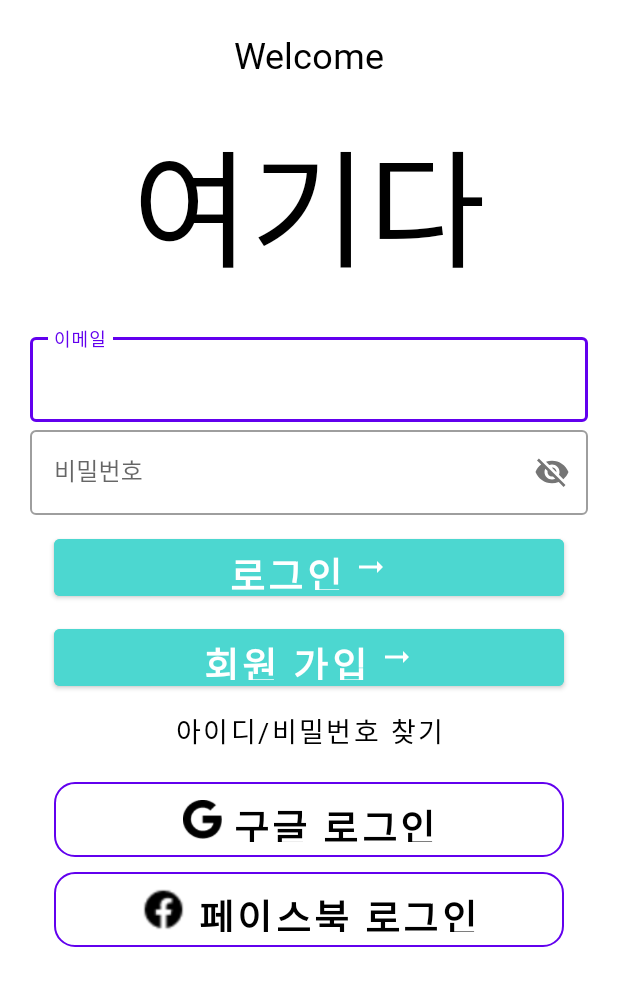
After one commit to LeeJaeHyeon05/HERE, an Android app: the layout activity_login.xml on its own in the app's theme, with its tools: preview values and no code run, on a phone screen of 412 x 824 dp. The commit adds this screen. Shown: the top 986 px of the screen. Run offline under Robolectric (Android 15) with nearby library versions, the phone set to English and light mode, and no system bars.

Commit message:
loginPage

```diff
--- a/app/build.gradle
+++ b/app/build.gradle
@@ -33,6 +33,8 @@ android {
 
 dependencies {
 
+    implementation 'com.google.android.material:material:1.5.0'
+
     implementation 'androidx.core:core-ktx:1.7.0'
     implementation 'androidx.appcompat:appcompat:1.4.1'
     implementation 'com.google.android.material:material:1.5.0'
--- a/app/src/main/AndroidManifest.xml
+++ b/app/src/main/AndroidManifest.xml
@@ -9,7 +9,11 @@
         android:roundIcon="@mipmap/ic_launcher_round"
         android:supportsRtl="true"
         android:theme="@style/Theme.HERE">
-        <activity android:name=".SplashActivity"
+        <activity
+            android:name=".LoginActivity"
+            android:exported="false" />
+        <activity
+            android:name=".SplashActivity"
             android:exported="true">
             <intent-filter>
                 <action android:name="android.intent.action.MAIN" />
@@ -17,11 +21,9 @@
                 <category android:name="android.intent.category.LAUNCHER" />
             </intent-filter>
         </activity>
-
         <activity
             android:name=".MainActivity"
-            android:exported="true"/>
-
+            android:exported="true" />
     </application>
 
 </manifest>
--- /dev/null
+++ b/app/src/main/java/com/example/here/LoginActivity.kt
@@ -0,0 +1,11 @@
+package com.example.here
+
+import androidx.appcompat.app.AppCompatActivity
+import android.os.Bundle
+
+class LoginActivity : AppCompatActivity() {
+    override fun onCreate(savedInstanceState: Bundle?) {
+        super.onCreate(savedInstanceState)
+        setContentView(R.layout.activity_login)
+    }
+}
--- a/app/src/main/java/com/example/here/SplashActivity.kt
+++ b/app/src/main/java/com/example/here/SplashActivity.kt
@@ -11,7 +11,7 @@ class SplashActivity : AppCompatActivity() {
         super.onCreate(savedInstanceState)
         setContentView(R.layout.activity_splash)
         Handler(Looper.getMainLooper()).postDelayed({
-            startActivity(Intent(this, MainActivity::class.java))
+            startActivity(Intent(this, LoginActivity::class.java))
             finish()
         }, DURATION)
     }
--- /dev/null
+++ b/app/src/main/res/drawable/ic_baseline_arrow_right_alt_24.xml
@@ -0,0 +1,11 @@
+<vector xmlns:android="http://schemas.android.com/apk/res/android"
+    android:width="24dp"
+    android:height="24dp"
+    android:viewportWidth="24"
+    android:viewportHeight="24"
+    android:tint="?attr/colorControlNormal"
+    android:autoMirrored="true">
+  <path
+      android:fillColor="@android:color/white"
+      android:pathData="M16.01,11H4v2h12.01v3L20,12l-3.99,-4z"/>
+</vector>
--- /dev/null
+++ b/app/src/main/res/drawable/loginbtn_background.xml
@@ -0,0 +1,13 @@
+<?xml version="1.0" encoding="utf-8"?>
+<shape xmlns:android="http://schemas.android.com/apk/res/android">
+
+    <stroke
+        android:width="1dp"
+        android:color="@color/black"/>
+
+    <solid
+        android:color="#00DFFFFF"/>
+
+    <corners
+        android:radius="13dp"/>
+</shape>
--- /dev/null
+++ b/app/src/main/res/layout/activity_login.xml
@@ -0,0 +1,151 @@
+<?xml version="1.0" encoding="utf-8"?>
+<androidx.constraintlayout.widget.ConstraintLayout xmlns:android="http://schemas.android.com/apk/res/android"
+    xmlns:app="http://schemas.android.com/apk/res-auto"
+    xmlns:tools="http://schemas.android.com/tools"
+    android:layout_width="match_parent"
+    android:layout_height="match_parent"
+    tools:context=".LoginActivity">
+
+
+    <TextView
+        android:id="@+id/loginWelcomeText"
+        android:layout_width="wrap_content"
+        android:layout_height="wrap_content"
+        android:layout_marginTop="20dp"
+        android:fontFamily="@font/black_han_sans"
+        android:text="@string/loginWelcomeText"
+        android:textColor="@color/black"
+        android:textSize="24sp"
+        app:layout_constraintEnd_toEndOf="parent"
+        app:layout_constraintStart_toStartOf="parent"
+        app:layout_constraintTop_toTopOf="parent" />
+
+    <TextView
+        android:id="@+id/loginAppNameText"
+        android:layout_width="wrap_content"
+        android:layout_height="wrap_content"
+        android:layout_marginTop="20dp"
+        android:fontFamily="@font/black_han_sans"
+        android:text="@string/appNameText"
+        android:textColor="@color/black"
+        android:textSize="85sp"
+        app:layout_constraintEnd_toEndOf="parent"
+        app:layout_constraintStart_toStartOf="parent"
+        app:layout_constraintTop_toBottomOf="@+id/loginWelcomeText" />
+
+    <com.google.android.material.textfield.TextInputLayout
+        android:id="@+id/emailEditText"
+        style="@style/Widget.MaterialComponents.TextInputLayout.OutlinedBox"
+        android:layout_width="match_parent"
+        android:layout_height="wrap_content"
+        android:layout_margin="20dp"
+        app:layout_constraintTop_toBottomOf="@+id/loginAppNameText">
+
+        <com.google.android.material.textfield.TextInputEditText
+            android:layout_width="match_parent"
+            android:layout_height="wrap_content"
+            android:hint="@string/emailEditText" />
+
+    </com.google.android.material.textfield.TextInputLayout>
+
+    <com.google.android.material.textfield.TextInputLayout
+        android:id="@+id/passwordEditText"
+        style="@style/Widget.MaterialComponents.TextInputLayout.OutlinedBox"
+        android:layout_width="match_parent"
+        android:layout_height="wrap_content"
+        android:layout_marginStart="20dp"
+        android:layout_marginEnd="20dp"
+        app:layout_constraintTop_toBottomOf="@+id/emailEditText"
+        app:passwordToggleEnabled="true">
+
+        <com.google.android.material.textfield.TextInputEditText
+            android:layout_width="match_parent"
+            android:layout_height="wrap_content"
+            android:hint="@string/passwordEditText" />
+
+    </com.google.android.material.textfield.TextInputLayout>
+
+
+    <com.google.android.material.button.MaterialButton
+        android:id="@+id/goLoginButton"
+        android:layout_width="340dp"
+        android:layout_height="50dp"
+        android:layout_marginTop="10dp"
+        android:backgroundTint="@color/loginEditTextColor"
+        android:text="@string/loginText"
+        android:textColor="@color/white"
+        android:textSize="25sp"
+        android:textStyle="bold"
+        app:icon="@drawable/ic_baseline_arrow_right_alt_24"
+        app:iconGravity="textEnd"
+        app:layout_constraintEnd_toEndOf="parent"
+        app:layout_constraintStart_toStartOf="parent"
+        app:layout_constraintTop_toBottomOf="@+id/passwordEditText" />
+
+    <com.google.android.material.button.MaterialButton
+        android:id="@+id/signUpButton"
+        android:layout_width="340dp"
+        android:layout_height="50dp"
+        android:layout_marginTop="10dp"
+        android:backgroundTint="@color/loginEditTextColor"
+        android:text="@string/signUpText"
+        android:textColor="@color/white"
+        android:textSize="25sp"
+        android:textStyle="bold"
+        app:icon="@drawable/ic_baseline_arrow_right_alt_24"
+        app:iconGravity="textEnd"
+        app:layout_constraintEnd_toEndOf="parent"
+        app:layout_constraintStart_toStartOf="parent"
+        app:layout_constraintTop_toBottomOf="@+id/goLoginButton" />
+
+
+    <com.google.android.material.button.MaterialButton
+        android:id="@+id/forgetText"
+        style="@style/Widget.MaterialComponents.Button.TextButton"
+        android:layout_width="wrap_content"
+        android:layout_height="wrap_content"
+        android:fontFamily="@font/black_han_sans"
+        android:text="@string/findIdPasswordText"
+        android:textColor="@color/black"
+        android:textSize="18sp"
+        app:layout_constraintEnd_toEndOf="parent"
+        app:layout_constraintStart_toStartOf="parent"
+        app:layout_constraintTop_toBottomOf="@+id/signUpButton" />
+
+    <com.google.android.material.button.MaterialButton
+        android:id="@+id/googleLogin"
+        android:layout_width="340dp"
+        android:layout_height="50dp"
+        android:layout_marginTop="10dp"
+        android:background="@drawable/loginbtn_background"
+        android:text="@string/googleLoginText"
+        android:textColor="@color/black"
+        android:textSize="25sp"
+        android:textStyle="bold"
+        app:icon="@drawable/google_icon"
+        app:iconGravity="textStart"
+        app:iconSize="26dp"
+        app:iconTint="@color/black"
+        app:layout_constraintEnd_toEndOf="parent"
+        app:layout_constraintStart_toStartOf="parent"
+        app:layout_constraintTop_toBottomOf="@+id/forgetText" />
+
+    <com.google.android.material.button.MaterialButton
+        android:id="@+id/faceBookLogin"
+        android:layout_width="340dp"
+        android:layout_height="50dp"
+        android:layout_marginTop="10dp"
+        android:background="@drawable/loginbtn_background"
+        android:text="@string/faceBookLoginText"
+        android:textColor="@color/black"
+        android:textSize="25sp"
+        android:textStyle="bold"
+        app:icon="@drawable/facebook_icon"
+        app:iconGravity="textStart"
+        app:iconSize="30dp"
+        app:iconTint="@color/black"
+        app:layout_constraintEnd_toEndOf="parent"
+        app:layout_constraintStart_toStartOf="parent"
+        app:layout_constraintTop_toBottomOf="@+id/googleLogin" />
+
+</androidx.constraintlayout.widget.ConstraintLayout>
--- a/app/src/main/res/layout/activity_splash.xml
+++ b/app/src/main/res/layout/activity_splash.xml
@@ -9,7 +9,7 @@
         android:layout_width="wrap_content"
         android:layout_height="match_parent"
         android:gravity="center"
-        android:text="@string/splash_title"
+        android:text="@string/splashTitle"
         android:fontFamily="@font/black_han_sans"
         android:textColor="@color/black"
         android:textSize="70sp"
@@ -26,6 +26,7 @@
         app:layout_constraintBottom_toBottomOf="parent"
         app:layout_constraintEnd_toEndOf="parent"
         app:layout_constraintStart_toStartOf="parent"
-        app:layout_constraintTop_toTopOf="parent" />
+        app:layout_constraintTop_toTopOf="parent"
+        android:contentDescription="@string/introImgDesc" />
 
 </androidx.constraintlayout.widget.ConstraintLayout>
--- a/app/src/main/res/values/colors.xml
+++ b/app/src/main/res/values/colors.xml
@@ -8,4 +8,8 @@
     <color name="black">#FF000000</color>
     <color name="white">#FFFFFFFF</color>
     <color name="main_color">#85D9F3</color>
+
+    <color name="loginEditTextColor">#4CD7D0</color>
+
+
 </resources>
--- a/app/src/main/res/values/strings.xml
+++ b/app/src/main/res/values/strings.xml
@@ -1,4 +1,14 @@
 <resources>
     <string name="app_name">HERE</string>
-    <string name="splash_title">여기다</string>
+    <string name="splashTitle">여기다</string>
+    <string name="introImgDesc">introImg</string>
+    <string name="loginWelcomeText">Welcome</string>
+    <string name="appNameText">여기다</string>
+    <string name="emailEditText">이메일</string>
+    <string name="passwordEditText">비밀번호</string>
+    <string name="loginText">로그인</string>
+    <string name="signUpText">회원 가입</string>
+    <string name="findIdPasswordText">아이디/비밀번호 찾기</string>
+    <string name="googleLoginText">구글 로그인</string>
+    <string name="faceBookLoginText">페이스북 로그인</string>
 </resources>
--- a/app/src/main/res/values/themes.xml
+++ b/app/src/main/res/values/themes.xml
@@ -1,6 +1,6 @@
 <resources xmlns:tools="http://schemas.android.com/tools">
     <!-- Base application theme. -->
-    <style name="Theme.HERE" parent="Theme.MaterialComponents.DayNight.NoActionBar">
+    <style name="Theme.HERE" parent="Theme.MaterialComponents.Light.NoActionBar">
         <!-- Primary brand color. -->
         <item name="colorPrimary">@color/purple_500</item>
         <item name="colorPrimaryVariant">@color/purple_700</item>
@@ -13,4 +13,6 @@
         <item name="android:statusBarColor" tools:targetApi="l">?attr/colorPrimaryVariant</item>
         <!-- Customize your theme here. -->
     </style>
+
+
 </resources>
```
Also changed, not shown: app/src/main/res/drawable-v24/facebook_icon.png (added), app/src/main/res/drawable-v24/google_icon.png (added).
